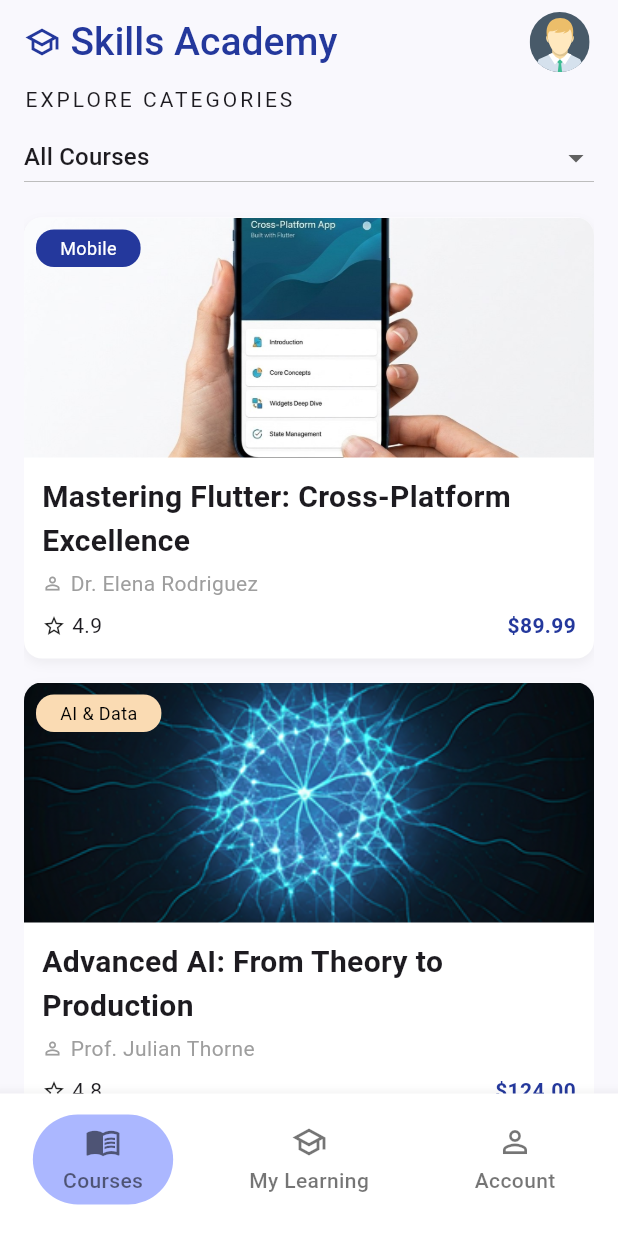
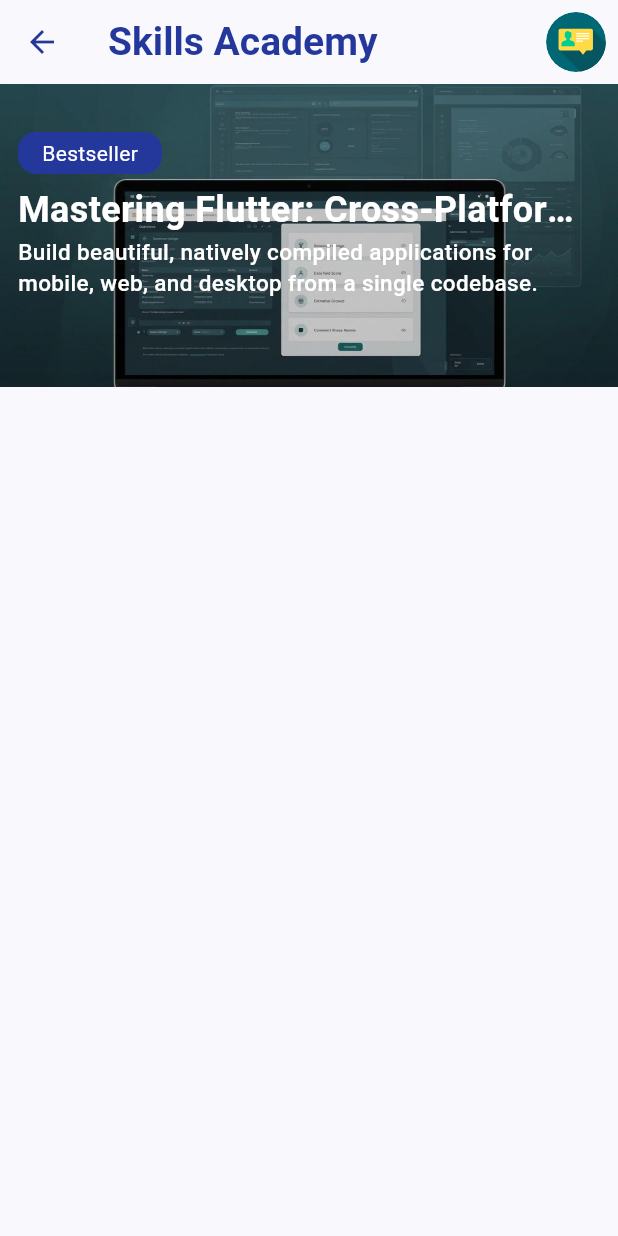
Before and after one commit to NadyAlwazah/flutter-task05-skills-academy-beg, a Flutter app: the BottomBarLayout screen opened by its route, after a tap on "Mobile", on a phone screen of 412 x 824 dp. Run offline on Flutter 3.47's test engine with Material 3 defaults, Android fonts, the phone set to English and light mode, and no system bars; our stand-ins replace flutter_svg, go_router.

Commit message:
feat(course-details): setup initial structure with dynamic header and routing

```diff
--- a/lib/core/app/routes.dart
+++ b/lib/core/app/routes.dart
@@ -1,4 +1,5 @@
 import 'package:flutter_task05_skills_academy_beg/features/auth/presentation/views/signup_view.dart';
+import 'package:flutter_task05_skills_academy_beg/features/courses/presentation/views/course_details_view.dart';
 import 'package:flutter_task05_skills_academy_beg/features/courses/presentation/views/languages_special_offer_screen.dart';
 import 'package:go_router/go_router.dart';
 
@@ -6,8 +7,8 @@
 
 abstract class AppRouter {
   static const String kMain = '/main';
-  static const String kLanguagesSpecialOfferScreen =
-      '/lib/features/courses/presentation/views/languages_special_offer_screen.dart';
+  static const String kLanguagesSpecialOfferScreen = '/languages-offer';
+  static const String kCourseDetailsView = '/course_details';
 
   static final router = GoRouter(
     routes: [
@@ -20,6 +21,16 @@
         path: kLanguagesSpecialOfferScreen,
         builder: (context, state) => const LanguagesSpecialOfferScreen(),
       ),
+      GoRoute(
+        path: kCourseDetailsView,
+        builder: (context, state) {
+          final data = state.extra as Map<String, dynamic>;
+          return CourseDetailsView(
+            title: data['title'],
+            instructor: data['instructor'],
+          );
+        },
+      ),
     ],
   );
 }
--- a/lib/core/utils/assets.dart
+++ b/lib/core/utils/assets.dart
@@ -13,4 +13,6 @@
   static const brandingMasterclass = "assets/images/branding_masterclass.png";
   static const agileLeadershipCourse =
       "assets/images/agile_leadership_course.png";
+  static const appBarActionsDetailsViewSvg =
+      "assets/images/appBarActionsDetailsView.svg";
 }
--- /dev/null
+++ b/lib/features/courses/presentation/views/course_details_view.dart
@@ -0,0 +1,34 @@
+import 'package:flutter/material.dart';
+import 'package:flutter_task05_skills_academy_beg/core/theme/app_colors.dart';
+import 'package:flutter_task05_skills_academy_beg/features/courses/presentation/views/widgets/app_bar_title_courses_details_view.dart';
+import 'package:flutter_task05_skills_academy_beg/features/courses/presentation/views/widgets/courses_details_app_bar_actions.dart';
+import 'package:flutter_task05_skills_academy_beg/features/courses/presentation/views/widgets/courses_details_view_body.dart';
+import 'package:go_router/go_router.dart';
+
+class CourseDetailsView extends StatelessWidget {
+  const CourseDetailsView({
+    super.key,
+    required this.title,
+    required this.instructor,
+  });
+  final String title;
+  final String instructor;
+  @override
+  Widget build(BuildContext context) {
+    return Scaffold(
+      backgroundColor: AppColors.backgroundColor,
+      appBar: AppBar(
+        backgroundColor: AppColors.backgroundColor,
+        leading: IconButton(
+          icon: const Icon(Icons.arrow_back_outlined, color: AppColors.primary),
+          onPressed: () {
+            context.pop();
+          },
+        ),
+        title: const AppBarTitleCoursesDetailsView(),
+        actions: const [CoursesDetailsAppBarActions()],
+      ),
+      body: CoursesDetailsViewBody(title: title, instructor: instructor),
+    );
+  }
+}
--- /dev/null
+++ b/lib/features/courses/presentation/views/widgets/app_bar_title_courses_details_view.dart
@@ -0,0 +1,14 @@
+import 'package:flutter/material.dart';
+import 'package:flutter_task05_skills_academy_beg/core/utils/styles.dart';
+
+class AppBarTitleCoursesDetailsView extends StatelessWidget {
+  const AppBarTitleCoursesDetailsView({super.key});
+
+  @override
+  Widget build(BuildContext context) {
+    return Text(
+      "Skills Academy",
+      style: Styles.appBarTitle.copyWith(fontWeight: FontWeight.w700),
+    );
+  }
+}
--- a/lib/features/courses/presentation/views/widgets/course_card_item.dart
+++ b/lib/features/courses/presentation/views/widgets/course_card_item.dart
@@ -1,5 +1,7 @@
 import 'package:flutter/material.dart';
+import 'package:flutter_task05_skills_academy_beg/core/app/routes.dart';
 import 'package:flutter_task05_skills_academy_beg/core/theme/app_colors.dart';
+import 'package:go_router/go_router.dart';
 
 class CourseCardItem extends StatelessWidget {
   final String imagePath;
@@ -26,7 +28,12 @@
   @override
   Widget build(BuildContext context) {
     return InkWell(
-      onTap: () {},
+      onTap: () {
+        GoRouter.of(context).push(
+          AppRouter.kCourseDetailsView,
+          extra: {'title': title, 'instructor': instructor},
+        );
+      },
       child: Container(
         margin: const EdgeInsets.symmetric(vertical: 8),
         decoration: BoxDecoration(
--- /dev/null
+++ b/lib/features/courses/presentation/views/widgets/courses_details_app_bar_actions.dart
@@ -0,0 +1,26 @@
+import 'package:flutter/material.dart';
+import 'package:flutter_svg/svg.dart';
+import 'package:flutter_task05_skills_academy_beg/core/utils/assets.dart';
+
+class CoursesDetailsAppBarActions extends StatelessWidget {
+  const CoursesDetailsAppBarActions({super.key});
+
+  @override
+  Widget build(BuildContext context) {
+    return Padding(
+      padding: const EdgeInsets.all(8.0),
+      child: CircleAvatar(
+        radius: 20,
+        backgroundColor: Colors.transparent,
+        child: ClipOval(
+          child: SvgPicture.asset(
+            AssetsData.appBarActionsDetailsViewSvg,
+            fit: BoxFit.cover,
+            width: 40,
+            height: 40,
+          ),
+        ),
+      ),
+    );
+  }
+}
--- /dev/null
+++ b/lib/features/courses/presentation/views/widgets/courses_details_header_stack.dart
@@ -0,0 +1,68 @@
+import 'package:flutter/material.dart';
+import 'package:flutter_task05_skills_academy_beg/core/theme/app_colors.dart';
+import 'package:flutter_task05_skills_academy_beg/core/utils/assets.dart';
+
+class CoursesDetailsHeaderStack extends StatelessWidget {
+  const CoursesDetailsHeaderStack({super.key, required this.title});
+  final String title;
+  @override
+  Widget build(BuildContext context) {
+    return Stack(
+      children: [
+        Image.asset(AssetsData.stackBackgroundCourses),
+
+        Positioned.fill(
+          child: Padding(
+            padding: const EdgeInsets.all(12),
+            child: Column(
+              crossAxisAlignment: CrossAxisAlignment.start,
+              children: [
+                const SizedBox(height: 20),
+
+                // Bestseller
+                Container(
+                  padding: const EdgeInsets.symmetric(
+                    horizontal: 16,
+                    vertical: 4,
+                  ),
+                  decoration: BoxDecoration(
+                    color: AppColors.primary,
+                    borderRadius: BorderRadius.circular(12),
+                  ),
+                  child: const Text(
+                    "Bestseller",
+                    style: TextStyle(color: Colors.white),
+                  ),
+                ),
+
+                const SizedBox(height: 7),
+
+                // Title
+                Text(
+                  title,
+                  style: const TextStyle(
+                    fontSize: 24,
+                    color: Colors.white,
+                    fontWeight: FontWeight.bold,
+                  ),
+                  maxLines: 1,
+                  overflow: TextOverflow.ellipsis,
+                ),
+
+                // Description
+                const Text(
+                  "Build beautiful, natively compiled applications for mobile, web, and desktop from a single codebase.",
+                  style: TextStyle(
+                    color: Colors.white,
+                    fontSize: 15,
+                    fontWeight: FontWeight.w500,
+                  ),
+                ),
+              ],
+            ),
+          ),
+        ),
+      ],
+    );
+  }
+}
--- /dev/null
+++ b/lib/features/courses/presentation/views/widgets/courses_details_view_body.dart
@@ -0,0 +1,18 @@
+import 'package:flutter/material.dart';
+import 'package:flutter_task05_skills_academy_beg/features/courses/presentation/views/widgets/courses_details_header_stack.dart';
+
+class CoursesDetailsViewBody extends StatelessWidget {
+  const CoursesDetailsViewBody({
+    super.key,
+    required this.title,
+    required this.instructor,
+  });
+  final String title;
+  final String instructor;
+  @override
+  Widget build(BuildContext context) {
+    return SingleChildScrollView(
+      child: Column(children: [CoursesDetailsHeaderStack(title: title)]),
+    );
+  }
+}
```
Also changed, not shown: assets/images/appBarActionsDetailsView.svg (added).
